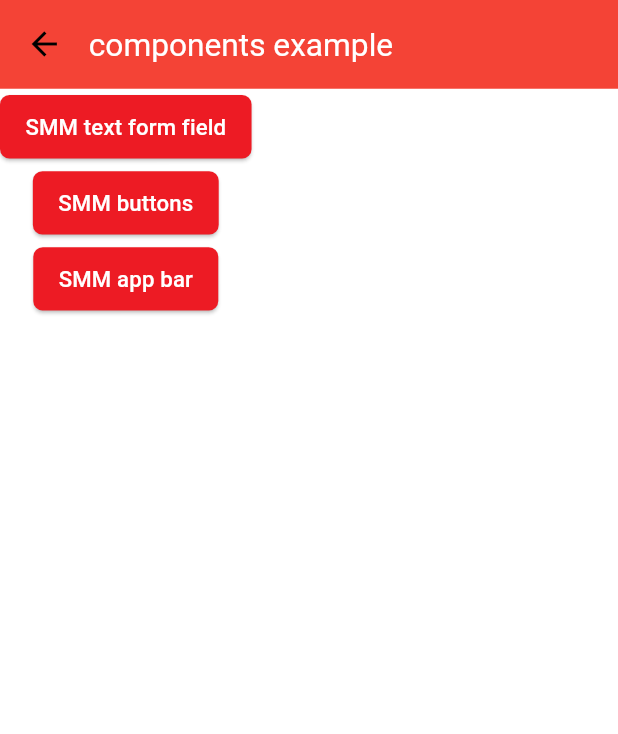
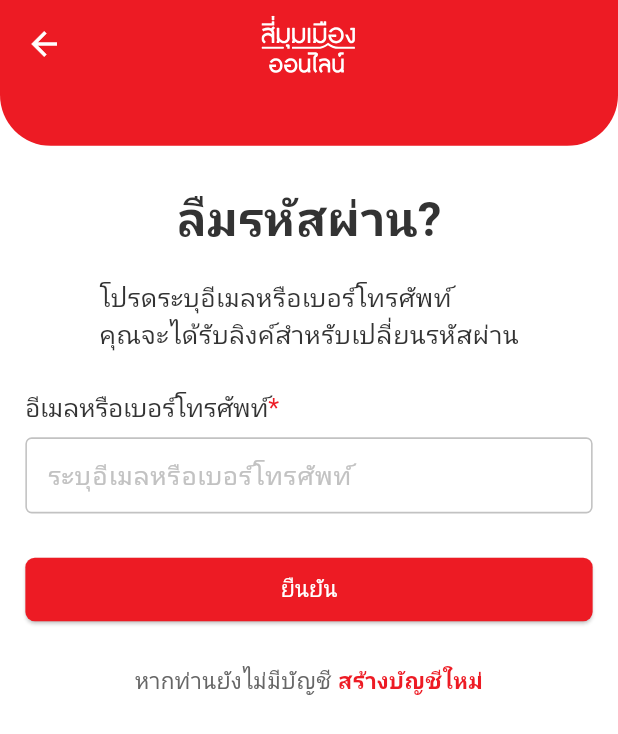
Before and after one commit to cipherstudio/simummuang-marketplace-app-seller, a Flutter app: the screen it shows after launch, after a tap on "go to example components", on a phone screen of 412 x 824 dp. Shown: the top 734 px of the screen. Run offline on Flutter 3.47's test engine with Material 3 defaults, Android fonts, the phone set to English and light mode, and no system bars; our stand-ins replace dio, email_validator, flutter_bloc, flutter_otp_text_field, flutter_svg, flutter_widget_from_html and 7 more; generated files the repository leaves out were written again; Roboto replaces fonts that are missing (fontFamily).

Commit message:
add static forgot password

```diff
--- a/lib/components/smm_text_form_field.dart
+++ b/lib/components/smm_text_form_field.dart
@@ -29,15 +29,15 @@ class SMMTextFormField extends StatefulWidget {
   final int? maxLength;
 
   /// factory general input
-  factory SMMTextFormField.normal({
-    Key? key,
+  factory SMMTextFormField.normal(
+      {Key? key,
       TextEditingController? controller,
       InputDecoration? decoration,
       TextInputType? keyboardType,
       required bool isEnable,
       String? hintText,
       FormFieldValidator<String>? validator,
-  }) {
+      ValueChanged<String?>? onChanged}) {
     decoration ??= const InputDecoration();
     // if (decoration.hintText?.isEmpty ?? true) {
     //   decoration = decoration.copyWith(hintText: 'please provide some hint.');
@@ -51,6 +51,7 @@ class SMMTextFormField extends StatefulWidget {
       isEnable: isEnable,
       hintText: hintText,
       validator: validator,
+      onChanged: onChanged,
     );
   }
 
--- a/lib/features/example_page/view/example_page.dart
+++ b/lib/features/example_page/view/example_page.dart
@@ -1,10 +1,12 @@
 import 'package:flutter/material.dart';
+import 'package:go_router/go_router.dart';
 import 'package:smm_application/components/example_components.dart';
 import 'package:smm_application/components/smm_filled_button.dart';
+import 'package:smm_application/router/app_router.dart';
 import 'package:smm_application/themes/app_text_styles.dart';
 import 'package:smm_application/translation/generated/l10n.dart';
-import 'package:smm_application/widgets/custom_checkbox.dart';
-import 'package:smm_application/widgets/external_login.dart';
+import 'package:smm_application/components/smm_checkbox.dart';
+import 'package:smm_application/components/external_login.dart';
 
 class ExamplePage extends StatefulWidget {
   const ExamplePage({
@@ -42,12 +44,7 @@ class _ExamplePageState extends State<ExamplePage> {
             SMMFilledButton.normal(
               label: 'go to example components',
               onPressed: () {
-                Navigator.push(
-                  context,
-                  MaterialPageRoute(
-                    builder: (context) => const ExampleConponents(),
-                  ),
-                );
+                context.pushNamed(AppRouter.forgotPasswordPageNamed);
               },
             ),
           ],
--- /dev/null
+++ b/lib/features/forgot_password/bloc/forgot_password_bloc.dart
@@ -0,0 +1,59 @@
+import 'dart:async';
+
+import 'package:flutter/material.dart';
+import 'package:flutter_bloc/flutter_bloc.dart';
+import 'package:freezed_annotation/freezed_annotation.dart';
+
+part 'forgot_password_bloc_event.dart';
+part 'forgot_password_bloc_state.dart';
+part 'forgot_password_bloc.freezed.dart';
+
+class ForgotPasswordBloc
+    extends Bloc<ForgotPasswordBlocEvent, ForgotPasswordBlocState> {
+  ForgotPasswordBloc() : super(const ForgotPasswordBlocState()) {
+    on<_Initial>(_onInit);
+    on<_RequestOTP>(_onRequestOTP);
+    on<_EmailOrPhoneChange>(_onEmailOrPhoneChange);
+    on<_Back>(_onBack);
+  }
+  ScrollController scrollController = ScrollController();
+
+  FutureOr<void> _onInit(
+    _Initial event,
+    Emitter<ForgotPasswordBlocState> emit,
+  ) async {
+    emit(
+      state.copyWith(),
+    );
+  }
+
+  FutureOr<void> _onRequestOTP(
+    _RequestOTP event,
+    Emitter<ForgotPasswordBlocState> emit,
+  ) async {
+    scrollController.jumpTo(scrollController.position.minScrollExtent);
+    emit(
+      state.copyWith(
+          forgotPasswordPageState: ForgotPasswordPageState.verifyOTP),
+    );
+  }
+
+  FutureOr<void> _onBack(
+    _Back event,
+    Emitter<ForgotPasswordBlocState> emit,
+  ) async {
+    scrollController.jumpTo(scrollController.position.minScrollExtent);
+    emit(
+      state.copyWith(forgotPasswordPageState: ForgotPasswordPageState.reqOTP),
+    );
+  }
+
+  FutureOr<void> _onEmailOrPhoneChange(
+    _EmailOrPhoneChange event,
+    Emitter<ForgotPasswordBlocState> emit,
+  ) async {
+    emit(
+      state.copyWith(emailOrPhoneInput: event.value),
+    );
+  }
+}
--- /dev/null
+++ b/lib/features/forgot_password/bloc/forgot_password_bloc_event.dart
@@ -0,0 +1,10 @@
+part of 'forgot_password_bloc.dart';
+
+@freezed
+class ForgotPasswordBlocEvent with _$ForgotPasswordBlocEvent {
+  const factory ForgotPasswordBlocEvent.init() = _Initial;
+  const factory ForgotPasswordBlocEvent.requestOTP() = _RequestOTP;
+  const factory ForgotPasswordBlocEvent.emailOrPhoneChange(String value) =
+      _EmailOrPhoneChange;
+  const factory ForgotPasswordBlocEvent.back() = _Back;
+}
--- /dev/null
+++ b/lib/features/forgot_password/bloc/forgot_password_bloc_state.dart
@@ -0,0 +1,11 @@
+part of 'forgot_password_bloc.dart';
+
+enum ForgotPasswordPageState { reqOTP, verifyOTP }
+
+@freezed
+class ForgotPasswordBlocState with _$ForgotPasswordBlocState {
+  const factory ForgotPasswordBlocState(
+      {@Default(ForgotPasswordPageState.reqOTP)
+      ForgotPasswordPageState forgotPasswordPageState,
+      @Default('') String emailOrPhoneInput}) = _ForgotPasswordBlocState;
+}
--- /dev/null
+++ b/lib/features/forgot_password/view/component/request_otp.dart
@@ -0,0 +1,81 @@
+import 'package:flutter/material.dart';
+import 'package:flutter/widgets.dart';
+import 'package:flutter_bloc/flutter_bloc.dart';
+import 'package:smm_application/components/shared_components.dart';
+import 'package:smm_application/features/forgot_password/bloc/forgot_password_bloc.dart';
+import 'package:smm_application/themes/app_colors.dart';
+import 'package:smm_application/themes/app_text_styles.dart';
+import 'package:smm_application/translation/generated/l10n.dart';
+
+class RequestOTP extends StatelessWidget {
+  const RequestOTP({super.key});
+
+  @override
+  Widget build(BuildContext context) {
+    return _body(context);
+  }
+
+  Widget _body(BuildContext context) {
+    return Column(
+      mainAxisAlignment: MainAxisAlignment.center,
+      children: <Widget>[
+        SMMTextLabel.textField(
+          text: Trans.current.forgetpassword_mail_or_phone,
+          isStar: true,
+          child: SMMTextFormField.normal(
+            isEnable: true,
+            onChanged: (value) => context
+                .read<ForgotPasswordBloc>()
+                .add(ForgotPasswordBlocEvent.emailOrPhoneChange(value ?? '')),
+            hintText: Trans.current.hint_text +
+                Trans.current.forgetpassword_mail_or_phone,
+            validator: (v) {
+              if (v!.isEmpty == true) {
+                return Trans.current.validate_text +
+                    Trans.current.forgetpassword_mail_or_phone;
+              } else {
+                return null;
+              }
+            },
+          ),
+        ),
+        const SizedBox(
+          height: 24,
+        ),
+        SMMFilledButton.normal(
+          label: Trans.current.forgetpassword_confirm,
+          width: double.infinity,
+          onPressed: () {
+            context
+                .read<ForgotPasswordBloc>()
+                .add(const ForgotPasswordBlocEvent.requestOTP());
+          },
+        ),
+        const SizedBox(
+          height: 24,
+        ),
+        Row(
+          mainAxisAlignment: MainAxisAlignment.center,
+          children: [
+            Text(
+              Trans.current.forgetpassword_does_not_account,
+              style: AppTextStyles.textSMRegular
+                  .copyWith(color: AppColors.primaryDefaultStrong),
+            ),
+            const SizedBox(
+              width: 4,
+            ),
+            GestureDetector(
+              onTap: () {},
+              child: Text(
+                Trans.current.forgetpassword_create_account,
+                style: AppTextStyles.textSMSemiBold
+                    .copyWith(color: AppColors.primaryBrandMain),
+              ),
+            ),
+          ],
+        ),
+      ],
+    );
+  }
+}
--- /dev/null
+++ b/lib/features/forgot_password/view/forgot_password_page.dart
@@ -0,0 +1,64 @@
+import 'package:flutter/material.dart';
+import 'package:flutter_bloc/flutter_bloc.dart';
+import 'package:smm_application/components/shared_components.dart';
+import 'package:smm_application/features/forgot_password/bloc/forgot_password_bloc.dart';
+import 'package:smm_application/features/forgot_password/view/component/request_otp.dart';
+import 'package:smm_application/features/forgot_password/view/component/verify_otp.dart';
+import 'package:smm_application/themes/app_colors.dart';
+import 'package:smm_application/themes/app_text_styles.dart';
+import 'package:smm_application/translation/generated/l10n.dart';
+
+class ForgotPasswordPage extends StatelessWidget {
+  const ForgotPasswordPage({super.key});
+
+  @override
+  Widget build(BuildContext context) {
+    return BlocProvider(
+      create: (context) => ForgotPasswordBloc(),
+      child: BlocBuilder<ForgotPasswordBloc, ForgotPasswordBlocState>(
+          builder: (context, state) => _body(context, state)),
+    );
+  }
+
+  Widget _body(BuildContext context, ForgotPasswordBlocState state) {
+    return Scaffold(
+      backgroundColor: Colors.white,
+      appBar: SMMAppBar.loginAndRegister(),
+      body: SafeArea(
+        child: SingleChildScrollView(
+          controller: context.read<ForgotPasswordBloc>().scrollController,
+          child: Padding(
+            padding: const EdgeInsets.symmetric(horizontal: 16, vertical: 24),
+            child: Column(
+              mainAxisAlignment: MainAxisAlignment.center,
+              children: <Widget>[
+                Text(
+                  Trans.current.forgetpassword_title,
+                  style: AppTextStyles.displaySMSemibold
+                      .copyWith(color: AppColors.primaryDefaultMain),
+                ),
+                const SizedBox(
+                  height: 16,
+                ),
+                Text(
+                  Trans.current.forgetpassword_subtitle,
+                  style: AppTextStyles.textMDRegular
+                      .copyWith(color: AppColors.primaryDefaultMain),
+                ),
+                const SizedBox(
+                  height: 24,
+                ),
+                if (state.forgotPasswordPageState ==
+                    ForgotPasswordPageState.reqOTP)
+                  const RequestOTP(),
+                if (state.forgotPasswordPageState ==
+                    ForgotPasswordPageState.verifyOTP)
+                  const VerifyOTP()
+              ],
+            ),
+          ),
+        ),
+      ),
+    );
+  }
+}
--- a/lib/router/app_router.dart
+++ b/lib/router/app_router.dart
@@ -1,6 +1,7 @@
 import 'package:flutter/material.dart';
 import 'package:go_router/go_router.dart';
 import 'package:smm_application/features/example_page/view/example_page.dart';
+import 'package:smm_application/features/forgot_password/view/forgot_password_page.dart';
 import 'package:smm_application/features/register/view/register_page.dart';
 
 class AppRouter {
@@ -14,6 +15,9 @@ class AppRouter {
 
   static const String registerPageNamed = 'register';
   static const String registerPagePath = 'register';
+
+  static const String forgotPasswordPageNamed = 'forgot-password';
+  static const String forgotPasswordPagePath = 'forgot-password';
 
   static GoRouter router() {
     return GoRouter(
@@ -29,6 +33,11 @@ class AppRouter {
               path: registerPagePath,
               name: registerPageNamed,
               builder: (context, state) => const RegisterPage(),
+            ),
+            GoRoute(
+              path: forgotPasswordPagePath,
+              name: forgotPasswordPageNamed,
+              builder: (context, state) => const ForgotPasswordPage(),
             )
           ],
         ),
--- a/lib/themes/app_text_styles.dart
+++ b/lib/themes/app_text_styles.dart
@@ -20,4 +20,10 @@ class AppTextStyles {
 
   static const TextStyle displaySMSemibold = TextStyle(
       color: AppColors.black, fontSize: 30, fontWeight: FontWeight.w600);
+
+  static const TextStyle displayXSbold = TextStyle(
+      color: AppColors.black, fontSize: 24, fontWeight: FontWeight.w700);
+
+  static const TextStyle textXSRegular = TextStyle(
+      color: AppColors.black, fontSize: 12, fontWeight: FontWeight.w400);
 }
--- a/lib/translation/l10n/intl_en.arb
+++ b/lib/translation/l10n/intl_en.arb
@@ -23,5 +23,16 @@
   "register_consent1" : "ยอมรับข้อตกลงและเงื่อนไขการสมัครสมาชิก",
   "register_consent2" : "รับข่าวสารจากสี่มุมเมืองออนไลน์",
   "register_confirm_button" : "ยืนยัน",
-  "register_back_button" : "กลับ"
+  "register_back_button" : "กลับ",
+  "forgetpassword_title" : "ลืมรหัสผ่าน?",
+  "forgetpassword_subtitle" : "โปรดระบุอีเมลหรือเบอร์โทรศัพท์\nคุณจะได้รับลิงค์สำหรับเปลี่ยนรหัสผ่าน",
+  "forgetpassword_mail_or_phone" : "อีเมลหรือเบอร์โทรศัพท์",
+  "forgetpassword_confirm" : "ยืนยัน",
+  "forgetpassword_does_not_account" : "หากท่านยังไม่มีบัญชี",
+  "forgetpassword_create_account" : "สร้างบัญชีใหม่",
+  "forgetpassword_otp_title" : "ระบบส่งจัดส่งข้อความ OTP ไปยังหมายเลขโทรศัพท์",
+  "forgetpassword_fill_otp" : "ระบุ OTP ของคุณ",
+  "forgetpassword_ref_code" : "รหัสอ้างอิง:",
+  "forgetpassword_request_otp_title" : "หากยังไม่ได้รับ OTP? ขอรหัส OTP อีกครั้ง"
+
 }
--- a/lib/translation/l10n/intl_th.arb
+++ b/lib/translation/l10n/intl_th.arb
@@ -23,5 +23,16 @@
   "register_consent1" : "ยอมรับข้อตกลงและเงื่อนไขการสมัครสมาชิก",
   "register_consent2" : "รับข่าวสารจากสี่มุมเมืองออนไลน์",
   "register_confirm_button" : "ยืนยัน",
-  "register_back_button" : "กลับ"
+  "register_back_button" : "กลับ",
+  "forgetpassword_title" : "ลืมรหัสผ่าน?",
+  "forgetpassword_subtitle" : "โปรดระบุอีเมลหรือเบอร์โทรศัพท์\nคุณจะได้รับลิงค์สำหรับเปลี่ยนรหัสผ่าน",
+  "forgetpassword_mail_or_phone" : "อีเมลหรือเบอร์โทรศัพท์",
+  "forgetpassword_confirm" : "ยืนยัน",
+  "forgetpassword_does_not_account" : "หากท่านยังไม่มีบัญชี",
+  "forgetpassword_create_account" : "สร้างบัญชีใหม่",
+  "forgetpassword_otp_title" : "ระบบส่งจัดส่งข้อความ OTP ไปยังหมายเลขโทรศัพท์",
+  "forgetpassword_fill_otp" : "ระบุ OTP ของคุณ",
+  "forgetpassword_ref_code" : "รหัสอ้างอิง:",
+  "forgetpassword_request_otp_title" : "หากยังไม่ได้รับ OTP? ขอรหัส OTP อีกครั้ง"
+
 }
--- a/pubspec.yaml
+++ b/pubspec.yaml
@@ -52,6 +52,7 @@ dependencies:
   retrofit: ^4.0.2
   flutter_svg: 2.0.7
   flutter_widget_from_html: 0.15.2
+  flutter_otp_text_field: 1.2.0
 
 dev_dependencies:
   flutter_test:
```
Also changed, not shown: lib/features/forgot_password/view/component/verify_otp.dart (added, +86 -0 lines), lib/features/forgot_password/bloc/forgot_password_bloc.freezed.dart (added), lib/translation/generated/intl/messages_en.dart, lib/translation/generated/intl/messages_th.dart, lib/translation/generated/l10n.dart, pubspec.lock, 4 other files. Lines whose indentation alone changed are shown as unchanged.
